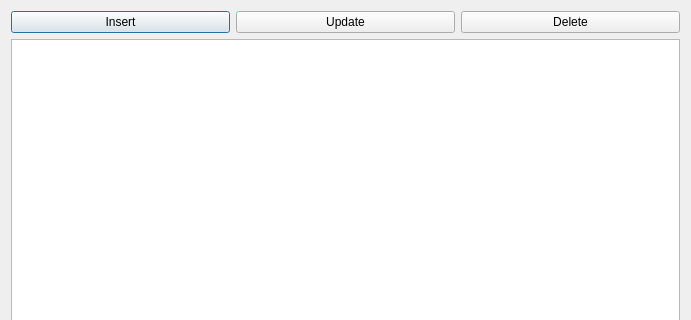
First picture: the form in mastersymbollist.ui, repository Purk/Qt-cointegration, before the edit; both pictures show x 0 to 691 and y 0 to 320 of the 691 by 480 pixel window.
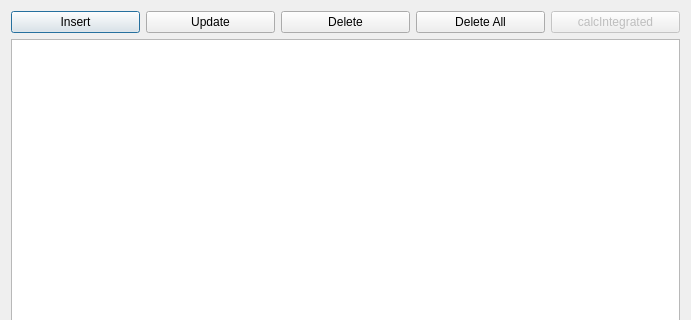
Second picture: the form after the edit.

What changed in the file:
```diff
--- a/mastersymbollist.ui
+++ b/mastersymbollist.ui
@@ -39,6 +39,23 @@
          </property>
         </widget>
        </item>
+       <item>
+        <widget class="QPushButton" name="Delete_All">
+         <property name="text">
+          <string>Delete All</string>
+         </property>
+        </widget>
+       </item>
+       <item>
+        <widget class="QPushButton" name="calcIntegrated">
+         <property name="enabled">
+          <bool>false</bool>
+         </property>
+         <property name="text">
+          <string>calcIntegrated</string>
+         </property>
+        </widget>
+       </item>
       </layout>
      </item>
      <item>
```
Left out of the diff: 6 changed lines with no effect on the pictures.
